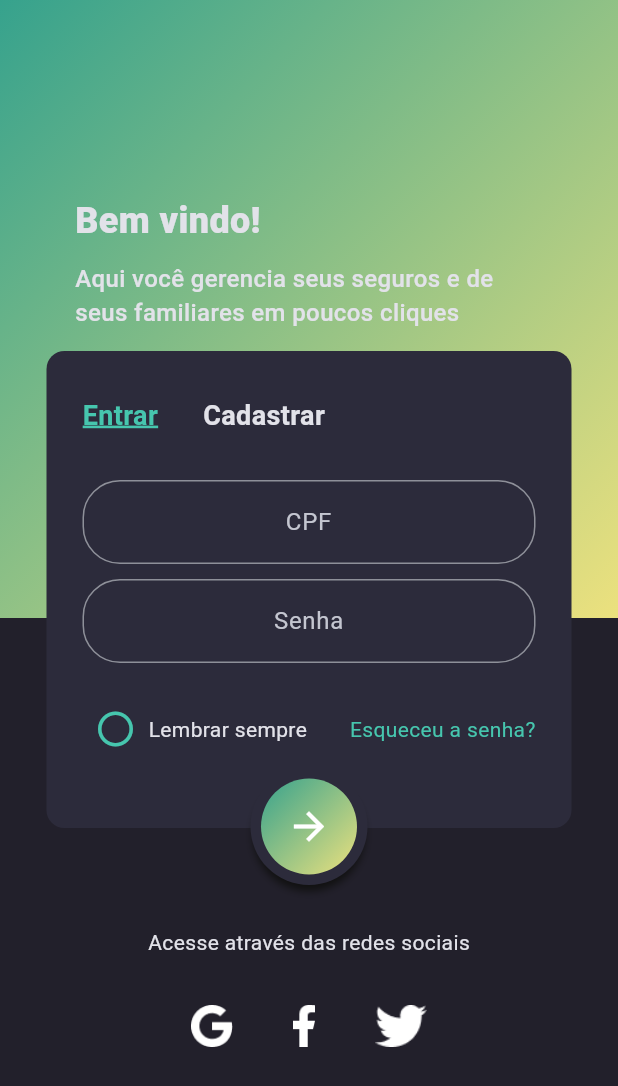
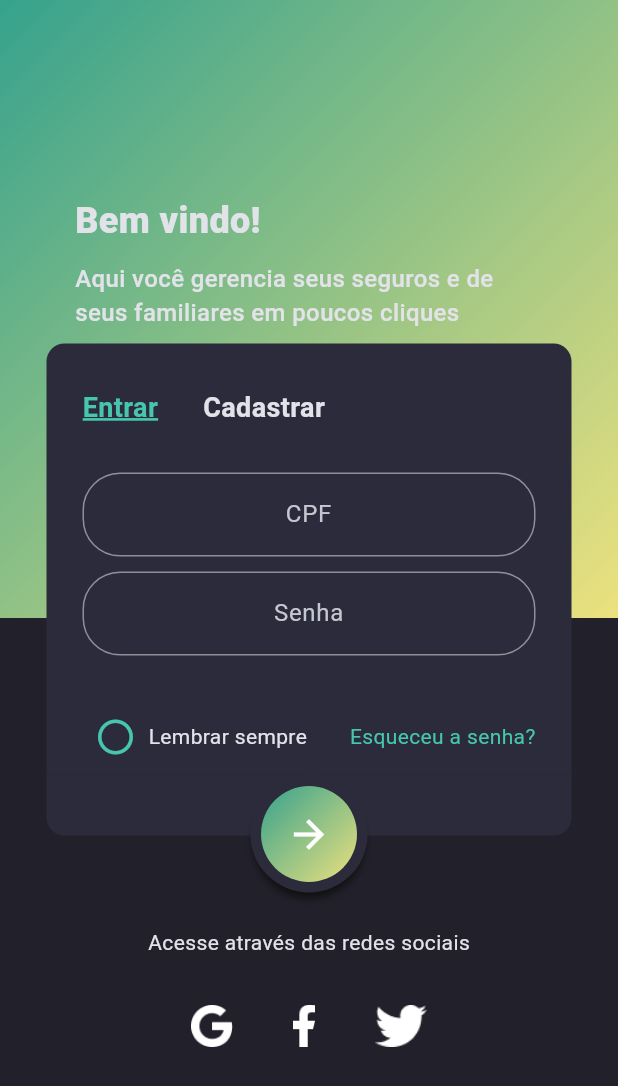
Before and after one commit to victorfidelis/DartGuard, a Flutter app: the screen it shows after launch, on a phone screen of 412 x 824 dp. Shown: the top 1086 px of the screen. Run offline on Flutter 3.47's test engine with Material 3 defaults, Android fonts, the phone set to English and light mode, and no system bars; our stand-ins replace cloud_firestore, firebase_auth, firebase_core; accounts and stored records are empty.

Commit message:
lógica da tela de login e cadastro finalizada

```diff
--- a/dart_guard/lib/app/core/app_route.dart
+++ b/dart_guard/lib/app/core/app_route.dart
@@ -1,4 +1,4 @@
-import 'package:dart_guard/app/core/wrapper_view.dart';
+import 'package:dart_guard/app/modules/main/views/wrapper/wrapper_view.dart';
 import 'package:flutter/material.dart';
 
 Route<dynamic>? appRoute(RouteSettings settings) {
--- a/dart_guard/lib/app/core/providers.dart
+++ b/dart_guard/lib/app/core/providers.dart
@@ -1,12 +1,31 @@
+import 'package:dart_guard/app/modules/main/repositories/user/firebase_user_repository.dart';
+import 'package:dart_guard/app/modules/main/repositories/user/user_repository.dart';
+import 'package:dart_guard/app/modules/main/services/login/login_service.dart';
 import 'package:dart_guard/app/modules/main/views/login/viewmodel/login_viewmodel.dart';
 import 'package:dart_guard/app/modules/main/repositories/auth/auth_repository.dart';
 import 'package:dart_guard/app/modules/main/repositories/auth/firebase_auth_repository.dart';
+import 'package:dart_guard/app/modules/main/views/wrapper/wrapper_viewmodel.dart';
 import 'package:dart_guard/app/shared/notifications/custom_notifications.dart';
 import 'package:dart_guard/app/shared/notifications/custom_notifications__implement.dart';
 import 'package:provider/provider.dart';
 
 final providers = [
+  ChangeNotifierProvider<WrapperViewmodel>(create: (context) => WrapperViewmodel()),
   Provider<CustomNotifications>(create: (context) => CustomNotificationsImplement()),
   Provider<AuthRepository>(create: (context) => FirebaseAuthRepository()),
-  ChangeNotifierProvider<LoginViewmodel>(create: (context) => LoginViewmodel()),
+  Provider<UserRepository>(create: (context) => FirebaseUserRepository()),
+  Provider<LoginService>(
+    create: (context) {
+      final authRepository = context.read<AuthRepository>();
+      final userRepository = context.read<UserRepository>();
+      return LoginService(authRepository: authRepository, userRepository: userRepository);
+    },
+  ),
+  ChangeNotifierProvider<LoginViewmodel>(
+    create: (context) {
+      final loginService = context.read<LoginService>();
+      final wrapperViewmodel = context.read<WrapperViewmodel>();
+      return LoginViewmodel(loginService: loginService, onSuccessfulLogin: wrapperViewmodel.logIn);
+    },
+  ),
 ];
--- a/dart_guard/lib/app/core/wrapper_view.dart
+++ /dev/null
@@ -1,11 +0,0 @@
-import 'package:dart_guard/app/modules/main/views/login/login_view.dart';
-import 'package:flutter/material.dart';
-
-class WrapperView extends StatelessWidget {
-  const WrapperView({super.key});
-
-  @override
-  Widget build(BuildContext context) {
-    return const LoginView();
-  }
-}
--- a/dart_guard/lib/app/modules/main/services/login/login_service.dart
+++ b/dart_guard/lib/app/modules/main/services/login/login_service.dart
@@ -11,7 +11,7 @@ class LoginService {
 
   LoginService({required this.authRepository, required this.userRepository});
 
-  Future<Either<Failure, Unit>> signIn({required String document, required String password}) async {
+  Future<Either<Failure, User>> signIn({required String document, required String password}) async {
     final userEither = await userRepository.getUserByDocument((document));
     if (userEither.isLeft) {
       return Either.left(Failure(userEither.left!.message));
@@ -23,7 +23,7 @@ class LoginService {
       return Either.left(Failure(authEither.left!.message));
     }
 
-    return Either.right(unit);
+    return Either.right(user);
   }
 
   Future<Either<Failure, Unit>> registerUser({required User user, required String password}) async {
--- a/dart_guard/lib/app/modules/main/views/login/viewmodel/login_viewmodel.dart
+++ b/dart_guard/lib/app/modules/main/views/login/viewmodel/login_viewmodel.dart
@@ -1,8 +1,16 @@
+import 'package:dart_guard/app/modules/main/models/user.dart';
+import 'package:dart_guard/app/modules/main/services/login/login_service.dart';
+import 'package:dart_guard/app/shared/either/either.dart';
 import 'package:flutter/material.dart';
 
 enum LoginMode { login, register }
 
 class LoginViewmodel extends ChangeNotifier {
+  LoginService loginService;
+  final Function(User user) onSuccessfulLogin;
+
+  LoginViewmodel({required this.loginService, required this.onSuccessfulLogin});
+
   LoginMode loginMode = LoginMode.login;
   bool isLoading = false;
 
@@ -13,6 +21,9 @@ class LoginViewmodel extends ChangeNotifier {
   final TextEditingController registerDocumentController = TextEditingController();
   final TextEditingController registerPasswordController = TextEditingController();
   final TextEditingController registerConfirmPasswordController = TextEditingController();
+
+  String? loginError;
+  String? registerError;
 
   String? errorDocument;
   String? errorPassword;
@@ -61,7 +72,17 @@ class LoginViewmodel extends ChangeNotifier {
     }
 
     setToLoading();
-    await Future.delayed(Duration(seconds: 5));
+
+    final signInEither = await loginService.signIn(
+      document: documentController.text,
+      password: passwordController.text,
+    );
+    if (signInEither.isLeft) {
+      loginError = signInEither.left!.message;
+    } else {
+      onSuccessfulLogin(signInEither.right!);
+    }
+
     setToLoaded();
   }
 
@@ -137,6 +158,8 @@ class LoginViewmodel extends ChangeNotifier {
   }
 
   void _clearErrors() {
+    loginError = null;
+    registerError = null;
     errorDocument = null;
     errorPassword = null;
     errorRegisterDocument = null;
--- a/dart_guard/lib/app/modules/main/views/login/widgets/login_form.dart
+++ b/dart_guard/lib/app/modules/main/views/login/widgets/login_form.dart
@@ -5,6 +5,7 @@ import 'package:dart_guard/app/modules/main/views/login/widgets/login_mode_selec
 import 'package:dart_guard/app/modules/main/views/login/widgets/login_button.dart';
 import 'package:dart_guard/app/modules/main/views/login/widgets/login_text_field.dart';
 import 'package:dart_guard/app/shared/formatters/cpf_input_formatters.dart';
+import 'package:dart_guard/app/shared/widgets/custom_text_error.dart';
 import 'package:flutter/material.dart';
 import 'package:provider/provider.dart';
 
@@ -58,6 +59,8 @@ class LoginForm extends StatelessWidget {
                           isPassword: true,
                           error: state.errorPassword,
                         ),
+                        const SizedBox(height: 10),
+                        state.loginError != null ? CustomTextError(message: state.loginError!) : SizedBox(),
                         const SizedBox(height: 30),
                         Row(
                           children: [
@@ -102,6 +105,8 @@ class LoginForm extends StatelessWidget {
                           isPassword: true,
                           error: state.errorRegisterConfirmPassword,
                         ),
+                        const SizedBox(height: 10),
+                        state.registerError != null ? CustomTextError(message: state.registerError!) : SizedBox(),
                       ],
                     );
                   }
--- /dev/null
+++ b/dart_guard/lib/app/modules/main/views/wrapper/wrapper_view.dart
@@ -0,0 +1,22 @@
+import 'package:dart_guard/app/modules/main/views/home/views/home_view.dart';
+import 'package:dart_guard/app/modules/main/views/login/login_view.dart';
+import 'package:dart_guard/app/modules/main/views/wrapper/wrapper_viewmodel.dart';
+import 'package:flutter/material.dart';
+import 'package:provider/provider.dart';
+
+class WrapperView extends StatelessWidget {
+  const WrapperView({super.key});
+
+  @override
+  Widget build(BuildContext context) {
+    return Consumer<WrapperViewmodel>(
+      builder: (context, state, _) {
+        if (state.loggedInUser) {
+          return const HomeView();
+        } else {
+          return const LoginView();
+        }
+      },
+    );
+  }
+}
--- /dev/null
+++ b/dart_guard/lib/app/modules/main/views/wrapper/wrapper_viewmodel.dart
@@ -0,0 +1,18 @@
+import 'package:dart_guard/app/modules/main/models/user.dart';
+import 'package:flutter/material.dart';
+
+
+class WrapperViewmodel extends ChangeNotifier {
+  User? user;
+  bool get loggedInUser => user != null;
+
+  void logIn(User user) {
+    user = user;
+    notifyListeners();
+  }
+
+  void logOut() {
+    user = null;
+    notifyListeners();
+  }
+}
```
Also changed, not shown: dart_guard/lib/app/modules/main/views/home/views/home_view.dart (added, +12 -0 lines), dart_guard/lib/app/shared/widgets/custom_text_error.dart (added, +24 -0 lines), dart_guard/lib/app/modules/main/views/login/login_view.dart (line endings or trailing spaces).
